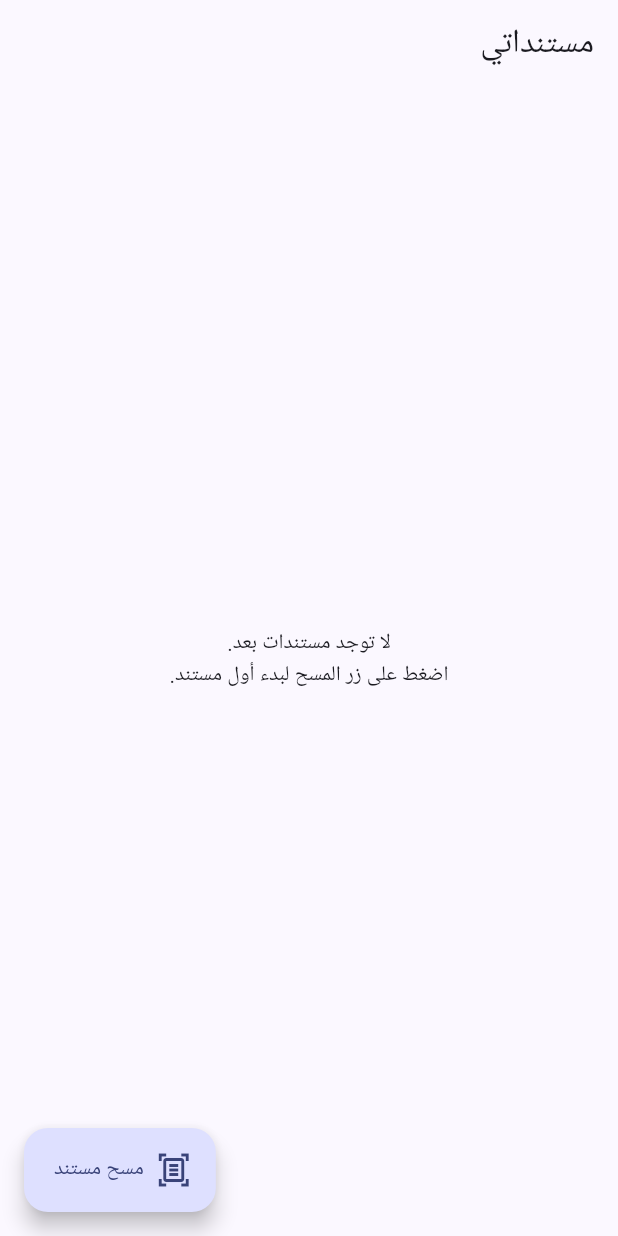
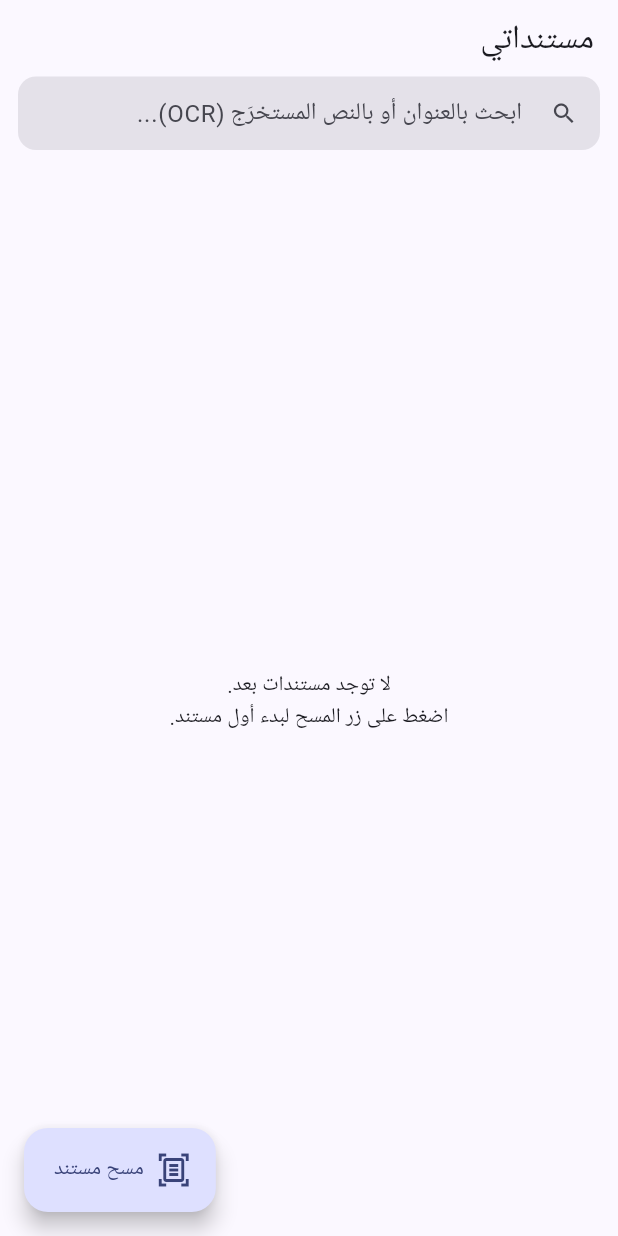
Before and after one commit to simed2009/exercices, a Flutter app: the screen it shows after launch, on a phone screen of 412 x 824 dp. Run offline on Flutter 3.47's test engine with Material 3 defaults, Android fonts, the phone set to English and light mode, and no system bars; our stand-ins replace pdf, share_plus; missing offline and left inert: flutter_doc_scanner, google_mlkit_text_recognition.

Commit message:
Add on-device OCR (google_mlkit_text_recognition) + search
- New OcrService wraps ML Kit's TextRecognizer to extract text from a
  scanned page.
- ScannedDocument now stores recognized text per page path
  (DocumentStore.setPageText); orphaned entries are harmless and just
  get replaced once a page is re-scanned or re-filtered.
- Document viewer: "استخراج النص" app bar action runs OCR on the
  current page (or shows the cached result) in a bottom sheet with a
  copy-to-clipboard button.
- Home screen: search field filters the library by title or by any
  page's extracted text.
- README documents the OCR feature and its most important limitation:
  ML Kit's on-device recognizer supports Latin/Chinese/Japanese/
  Korean/Devanagari scripts only, not Arabic — despite the app's
  Arabic UI. Documented Tesseract/cloud-OCR as follow-up options, plus
  the stricter Android compileSdk 35 / iOS 15.5 requirements this
  plugin adds over flutter_doc_scanner's own minimums.

```diff
--- a/camscanner_clone/lib/models/scanned_document.dart
+++ b/camscanner_clone/lib/models/scanned_document.dart
@@ -4,7 +4,8 @@ class ScannedDocument {
     required this.title,
     required this.createdAt,
     required this.pagePaths,
-  });
+    Map<String, String>? pageText,
+  }) : pageText = pageText ?? const {};
 
   factory ScannedDocument.fromJson(Map<String, dynamic> json) {
     return ScannedDocument(
@@ -12,6 +13,9 @@ class ScannedDocument {
       title: json['title'] as String,
       createdAt: DateTime.parse(json['createdAt'] as String),
       pagePaths: List<String>.from(json['pagePaths'] as List),
+      pageText: Map<String, String>.from(
+        json['pageText'] as Map? ?? const {},
+      ),
     );
   }
 
@@ -20,14 +24,26 @@ class ScannedDocument {
   final DateTime createdAt;
   final List<String> pagePaths;
 
+  /// نص مستخرَج بالـ OCR لكل صفحة، مفتاحه مسار ملف الصفحة الحالي.
+  /// صفحة بلا مفتاح تعني أن OCR لم يُشغَّل عليها بعد (أو تغيّر مسارها بعد فلتر جديد).
+  final Map<String, String> pageText;
+
   String? get thumbnailPath => pagePaths.isEmpty ? null : pagePaths.first;
 
-  ScannedDocument copyWith({String? title, List<String>? pagePaths}) {
+  /// كل النصوص المستخرجة من صفحات هذا المستند، مجمّعة لأغراض البحث.
+  String get searchableText => pageText.values.join('\n');
+
+  ScannedDocument copyWith({
+    String? title,
+    List<String>? pagePaths,
+    Map<String, String>? pageText,
+  }) {
     return ScannedDocument(
       id: id,
       title: title ?? this.title,
       createdAt: createdAt,
       pagePaths: pagePaths ?? this.pagePaths,
+      pageText: pageText ?? this.pageText,
     );
   }
 
@@ -37,6 +53,7 @@ class ScannedDocument {
       'title': title,
       'createdAt': createdAt.toIso8601String(),
       'pagePaths': pagePaths,
+      'pageText': pageText,
     };
   }
 }
--- a/camscanner_clone/lib/screens/home_screen.dart
+++ b/camscanner_clone/lib/screens/home_screen.dart
@@ -16,6 +16,23 @@ class HomeScreen extends StatefulWidget {
 
 class _HomeScreenState extends State<HomeScreen> {
   bool _scanning = false;
+  final TextEditingController _searchController = TextEditingController();
+  String _query = '';
+
+  @override
+  void dispose() {
+    _searchController.dispose();
+    super.dispose();
+  }
+
+  List<ScannedDocument> _filter(List<ScannedDocument> documents) {
+    final query = _query.trim().toLowerCase();
+    if (query.isEmpty) return documents;
+    return documents.where((d) {
+      return d.title.toLowerCase().contains(query) ||
+          d.searchableText.toLowerCase().contains(query);
+    }).toList();
+  }
 
   Future<void> _startScan() async {
     setState(() => _scanning = true);
@@ -88,9 +105,41 @@ class _HomeScreenState extends State<HomeScreen> {
   @override
   Widget build(BuildContext context) {
     final store = context.watch<DocumentStore>();
+    final filtered = _filter(store.documents);
 
     return Scaffold(
-      appBar: AppBar(title: const Text('مستنداتي')),
+      appBar: AppBar(
+        title: const Text('مستنداتي'),
+        bottom: PreferredSize(
+          preferredSize: const Size.fromHeight(56),
+          child: Padding(
+            padding: const EdgeInsets.fromLTRB(12, 0, 12, 12),
+            child: TextField(
+              controller: _searchController,
+              onChanged: (v) => setState(() => _query = v),
+              decoration: InputDecoration(
+                hintText: 'ابحث بالعنوان أو بالنص المستخرَج (OCR)...',
+                prefixIcon: const Icon(Icons.search),
+                suffixIcon: _query.isEmpty
+                    ? null
+                    : IconButton(
+                        icon: const Icon(Icons.clear),
+                        onPressed: () => setState(() {
+                          _searchController.clear();
+                          _query = '';
+                        }),
+                      ),
+                filled: true,
+                border: OutlineInputBorder(
+                  borderRadius: BorderRadius.circular(12),
+                  borderSide: BorderSide.none,
+                ),
+                isDense: true,
+              ),
+            ),
+          ),
+        ),
+      ),
       body: store.isLoading
           ? const Center(child: CircularProgressIndicator())
           : store.documents.isEmpty
@@ -103,6 +152,8 @@ class _HomeScreenState extends State<HomeScreen> {
                     ),
                   ),
                 )
+              : filtered.isEmpty
+                  ? const Center(child: Text('لا نتائج مطابقة للبحث.'))
                   : GridView.builder(
                       padding: const EdgeInsets.all(12),
                       gridDelegate: const SliverGridDelegateWithFixedCrossAxisCount(
@@ -111,9 +162,9 @@ class _HomeScreenState extends State<HomeScreen> {
                         crossAxisSpacing: 12,
                         mainAxisSpacing: 12,
                       ),
-                  itemCount: store.documents.length,
+                      itemCount: filtered.length,
                       itemBuilder: (context, i) {
-                    final document = store.documents[i];
+                        final document = filtered[i];
                         return DocumentGridTile(
                           document: document,
                           onTap: () => Navigator.of(context).push(
--- a/camscanner_clone/pubspec.yaml
+++ b/camscanner_clone/pubspec.yaml
@@ -25,6 +25,10 @@ dependencies:
   # توليد ملفات PDF من صفحات الصور
   pdf: ^3.11.1
 
+  # التعرف الضوئي على الحروف (OCR) على الجهاز عبر ML Kit
+  # ملاحظة: يدعم اللاتينية/الصينية/اليابانية/الكورية/الديفاناغارية فقط — لا يدعم العربية.
+  google_mlkit_text_recognition: ^0.17.0
+
   # مسارات تخزين خاصة بالتطبيق على الجهاز
   path_provider: ^2.1.4
   path: ^1.9.0
```
Also changed, not shown: camscanner_clone/lib/screens/document_viewer_screen.dart (+91 -0 lines), camscanner_clone/lib/services/document_store.dart (+11 -0 lines), camscanner_clone/lib/services/ocr_service.dart (added, +25 -0 lines), 1 other file. Lines whose indentation alone changed are shown as unchanged.
